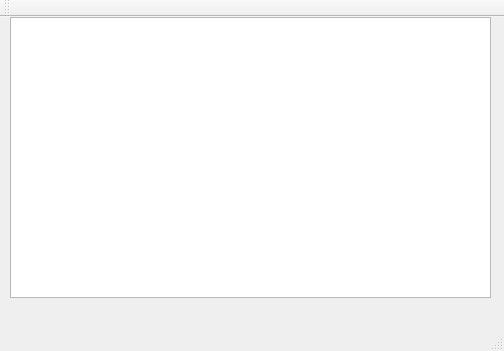
Qt form mainwindow.ui (BastianGschrey/PowerFC-Emulator) before a commit.
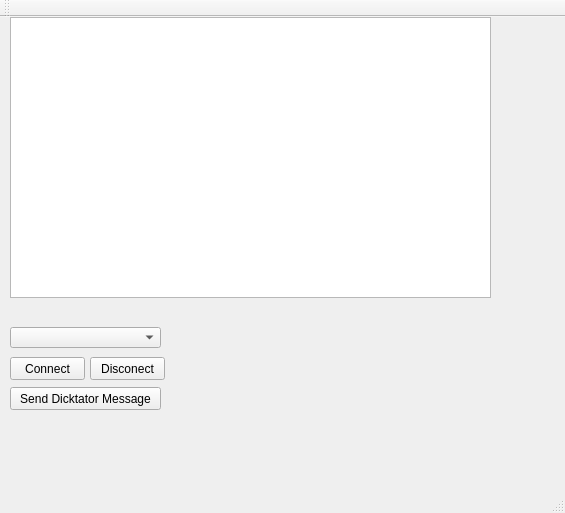
The same form after that commit.

Commit message: Added static message for dicktator

The edit to the form file:
```diff
--- a/mainwindow.ui
+++ b/mainwindow.ui
@@ -6,8 +6,8 @@
    <rect>
     <x>0</x>
     <y>0</y>
-    <width>504</width>
-    <height>351</height>
+    <width>565</width>
+    <height>513</height>
    </rect>
   </property>
   <property name="windowTitle">
@@ -24,6 +24,55 @@
      </rect>
     </property>
    </widget>
+   <widget class="QComboBox" name="comboBox">
+    <property name="geometry">
+     <rect>
+      <x>10</x>
+      <y>310</y>
+      <width>151</width>
+      <height>21</height>
+     </rect>
+    </property>
+   </widget>
+   <widget class="QPushButton" name="btnDisconnect">
+    <property name="geometry">
+     <rect>
+      <x>90</x>
+      <y>340</y>
+      <width>75</width>
+      <height>23</height>
+     </rect>
+    </property>
+    <property name="text">
+     <string>Disconect</string>
+    </property>
+   </widget>
+   <widget class="QPushButton" name="btnconnect">
+    <property name="geometry">
+     <rect>
+      <x>10</x>
+      <y>340</y>
+      <width>75</width>
+      <height>23</height>
+     </rect>
+    </property>
+    <property name="text">
+     <string>Connect</string>
+    </property>
+   </widget>
+   <widget class="QPushButton" name="pushButton">
+    <property name="geometry">
+     <rect>
+      <x>10</x>
+      <y>370</y>
+      <width>151</width>
+      <height>23</height>
+     </rect>
+    </property>
+    <property name="text">
+     <string>Send Dicktator Message</string>
+    </property>
+   </widget>
   </widget>
   <widget class="QMenuBar" name="menuBar">
    <property name="geometry">
```
Left out of the diff: 2 changed lines with no effect on the pictures. The commit also changes 2 other files.
